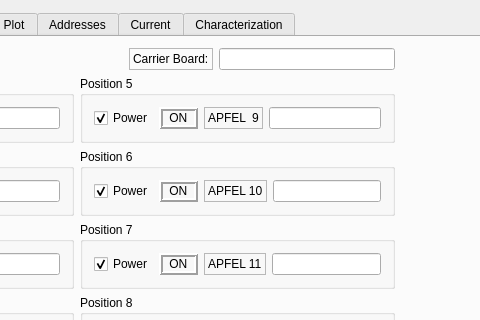
First picture: the form in mbspex/gui/qt/apfel/ApfelWidget.ui, repository gsi-ee/drivers, before the edit; both pictures show x 394 to 874 and y 0 to 320 of the 1393 by 595 pixel window.
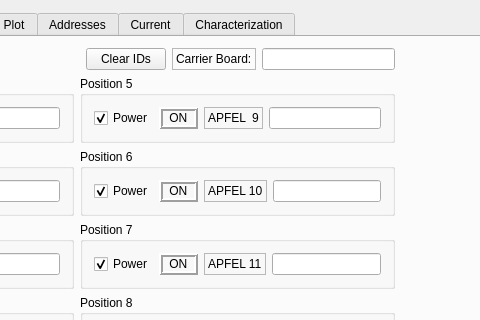
Second picture: the form after the edit. Custom widgets are drawn as their Qt base class.

Commit message: apfel gui: add push button to clear chip id fields

```diff
--- a/mbspex/gui/qt/apfel/ApfelWidget.ui
+++ b/mbspex/gui/qt/apfel/ApfelWidget.ui
@@ -111,7 +111,7 @@
        </item>
        <item row="0" column="1">
         <layout class="QGridLayout" name="gridLayout_30">
-         <item row="0" column="0">
+         <item row="1" column="0">
           <widget class="QCheckBox" name="PowerCheckBox_all">
            <property name="font">
             <font>
@@ -130,7 +130,7 @@
            </property>
           </widget>
          </item>
-         <item row="0" column="1">
+         <item row="1" column="1">
           <spacer name="horizontalSpacer">
            <property name="orientation">
             <enum>Qt::Horizontal</enum>
@@ -143,7 +143,7 @@
            </property>
           </spacer>
          </item>
-         <item row="0" column="2">
+         <item row="1" column="3">
           <layout class="QHBoxLayout" name="horizontalLayout_149">
            <item>
             <widget class="QLabel" name="CarrierBoardLabel">
@@ -170,7 +170,7 @@
            </item>
           </layout>
          </item>
-         <item row="1" column="0" colspan="3">
+         <item row="3" column="0" colspan="4">
           <layout class="QGridLayout" name="gridLayout_5">
            <item row="0" column="0">
             <widget class="QGroupBox" name="PowerGroupBox_1">
@@ -662,6 +662,16 @@
            </item>
           </layout>
          </item>
+         <item row="1" column="2">
+          <widget class="QPushButton" name="ClearIDspushButton">
+           <property name="toolTip">
+            <string>Press this button to erase all chip id fields before a new setup</string>
+           </property>
+           <property name="text">
+            <string>Clear IDs</string>
+           </property>
+          </widget>
+         </item>
         </layout>
        </item>
        <item row="0" column="2">
```
Left out of the diff: 206 changed lines with no effect on the pictures. The commit also changes 1 other file.
